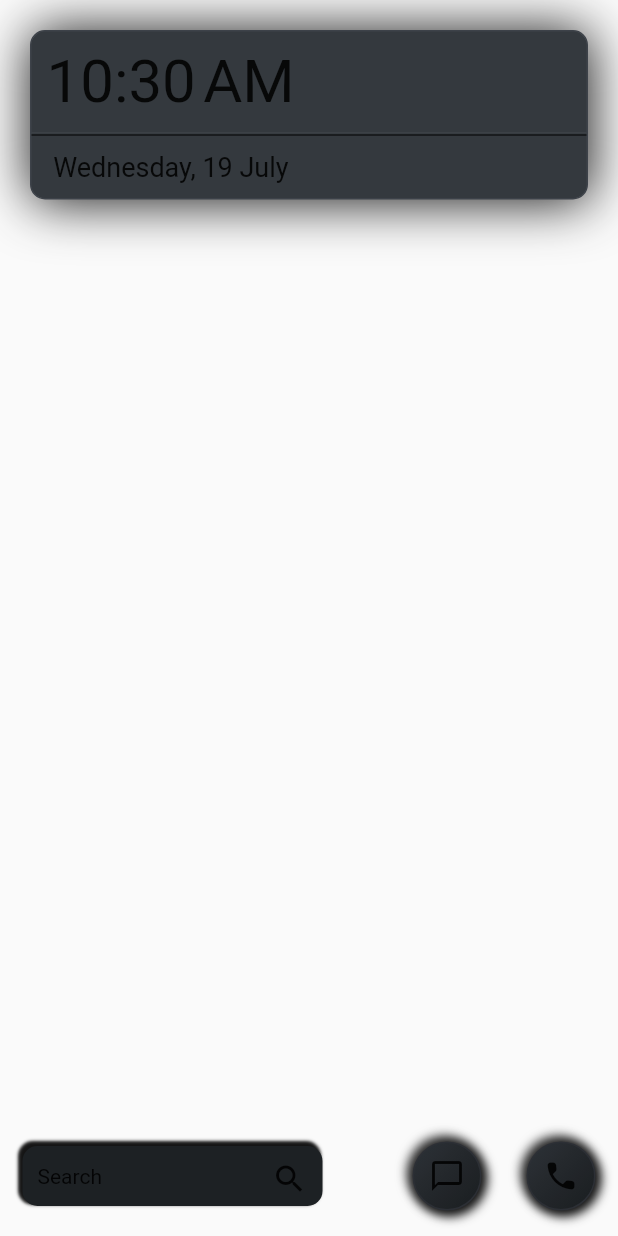
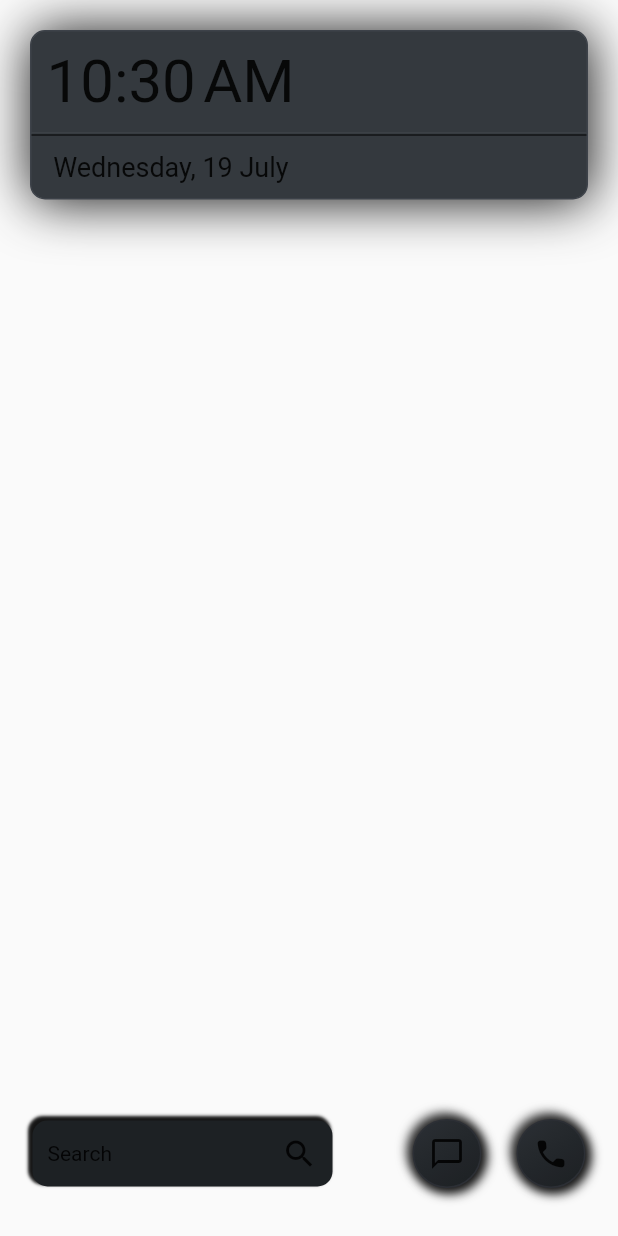
Before and after one commit to hamed-aadi/looncher, a Flutter app: the screen it shows after launch, on a phone screen of 412 x 824 dp. Run offline on Flutter 3.47's test engine with Material 2 defaults, Android fonts, the phone set to English and light mode, and no system bars; missing offline and left inert: installed_apps.

Commit message:
fix theme

```diff
--- a/lib/main.dart
+++ b/lib/main.dart
@@ -23,7 +23,7 @@ class Launcher extends StatelessWidget {
   @override
   Widget build(BuildContext context) {
     SystemChrome.setSystemUIOverlayStyle(const SystemUiOverlayStyle(
-        systemNavigationBarColor: Colors.black,
+        systemNavigationBarColor:  Color(0xFF1d2124),
         systemNavigationBarIconBrightness: Brightness.dark));
     return MaterialApp(
       title: 'Launcher',
--- a/lib/widgets/bottom_bar.dart
+++ b/lib/widgets/bottom_bar.dart
@@ -25,9 +25,9 @@ class _BottomBarState extends State<BottomBar> {
       },
       child: Container(
         margin: const EdgeInsets.only(bottom: 10),
-        height: 60,
+        // height: 60,
         width: double.infinity,
-        // padding: EdgeInsets.all(10),
+        padding: EdgeInsets.all(10),
         color: Colors.transparent,
         child: Row(
           mainAxisAlignment: MainAxisAlignment.spaceAround,
@@ -71,7 +71,7 @@ class SearchBox extends StatelessWidget {
         child: Container(
           margin: const EdgeInsets.only(right: 30),
         decoration: neuRecEmboss,
-        height: 40,
+        // height: 40,
         width: 200,
         padding: const EdgeInsets.all(10),
         // color: Colors.green,
@@ -91,6 +91,7 @@ class MessageIcon extends StatelessWidget {
   Widget build(BuildContext context) {
     return Container(
       padding: const EdgeInsets.all(10),
+      height: 70,
       decoration: convexButton,
       child: InkWell(
         child: const Icon(Icons.messenger_outline),
@@ -109,6 +110,7 @@ class CallIcon extends StatelessWidget {
     return Container(
       padding: const EdgeInsets.all(10),
       decoration: convexButton,
+      height: 70,
       // BoxDecoration(
       //   color: Colors.black,
       //   border: Border.all(color: Colors.white10, width: 2),
```
Also changed, not shown: lib/app_list_page.dart (+15 -4 lines).
